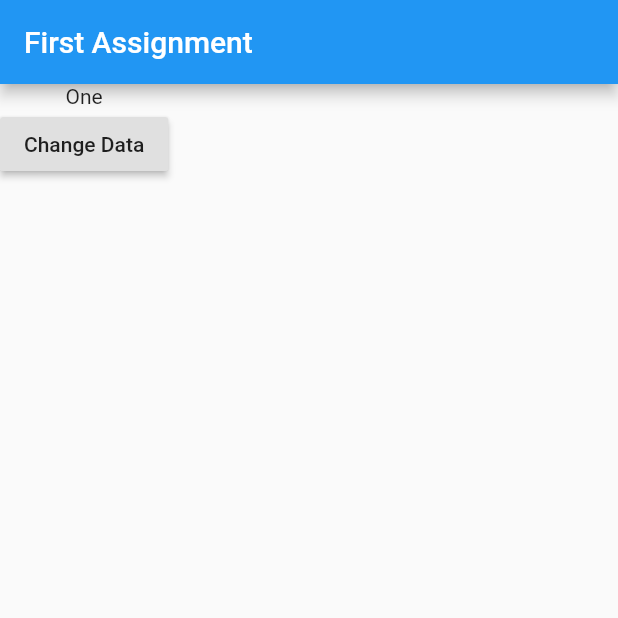
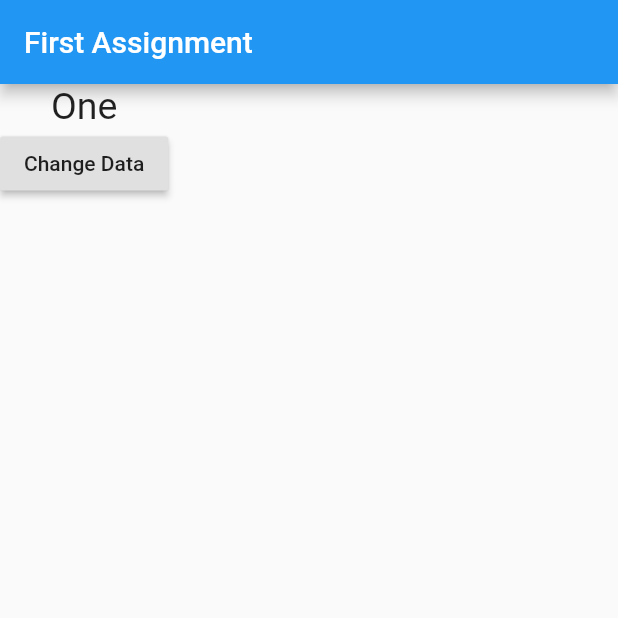
Before and after one commit to karthik-baba/flutter_assignment, a Flutter app: the screen it shows after launch, on a phone screen of 412 x 824 dp, the top half of it. Run offline on Flutter 3.47's test engine with Material 2 defaults, Android fonts, the phone set to English and light mode, and no system bars.

Commit message:
Adding Assignment

```diff
--- /dev/null
+++ b/lib/changedatabtn.dart
@@ -0,0 +1,16 @@
+import 'package:flutter/material.dart';
+
+class ChangeDataButton extends StatelessWidget {
+  final String label;
+  final Function changeTextHandler;
+
+  ChangeDataButton({this.label, this.changeTextHandler});
+
+  @override
+  Widget build(BuildContext context) {
+    return RaisedButton(
+      child: Text(label),
+      onPressed: changeTextHandler,
+    );
+  }
+}
--- /dev/null
+++ b/lib/displaytext.dart
@@ -0,0 +1,16 @@
+import 'package:flutter/material.dart';
+
+class DisplayTextWidget extends StatelessWidget {
+  final String displayText;
+
+  DisplayTextWidget(this.displayText);
+
+  @override
+  Widget build(BuildContext context) {
+    return Text(
+      displayText,
+      style: TextStyle(fontSize: 25),
+      textAlign: TextAlign.center,
+    );
+  }
+}
--- a/lib/main.dart
+++ b/lib/main.dart
@@ -1,4 +1,7 @@
 import 'package:flutter/material.dart';
+
+import './displaytext.dart';
+import './changedatabtn.dart';
 
 void main() => runApp(MyApp());
 
@@ -31,11 +34,9 @@ class _MyAppState extends State<MyApp> {
         ),
         body: Column(
           children: <Widget>[
-            Text(textToDisplayed[textIndex]),
-            RaisedButton(
-              child: Text('Change Data'),
-              onPressed: changeText,
-            )
+            DisplayTextWidget(textToDisplayed[textIndex]),
+            ChangeDataButton(
+                label: 'Change Data', changeTextHandler: changeText),
           ],
         ),
       ),
```
